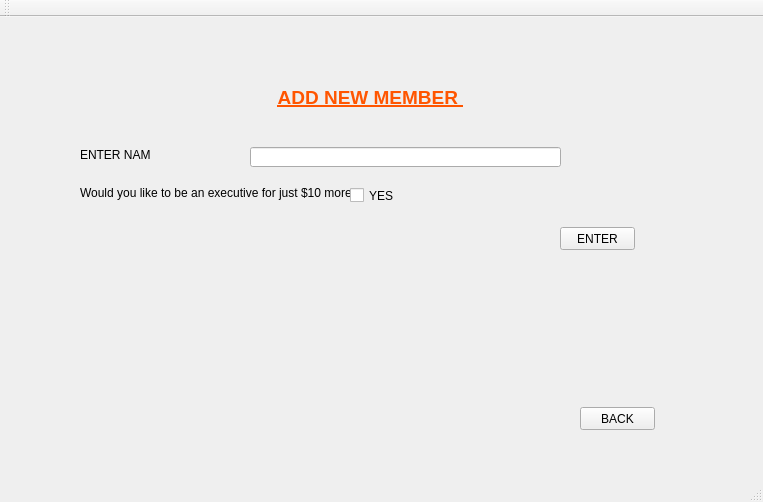
First picture: the form in Forms/mainwindow.ui, repository TheSoullessOne/Group-Project-1, before the edit.
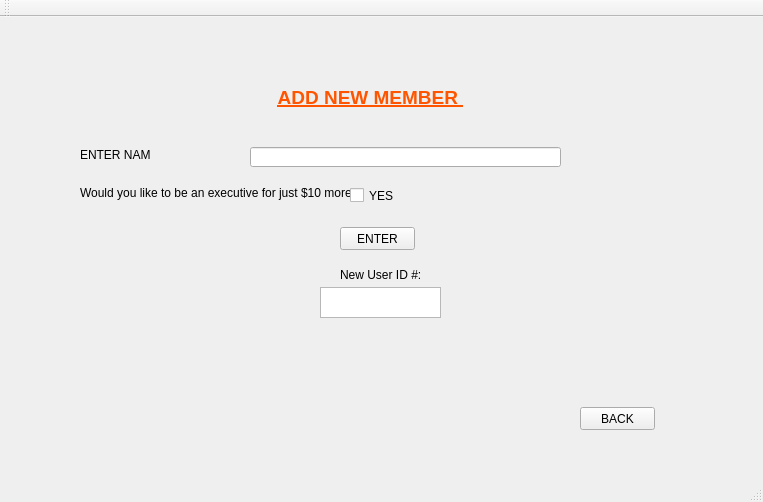
Second picture: the form after the edit.

The edit to the form file:
```diff
--- a/Forms/mainwindow.ui
+++ b/Forms/mainwindow.ui
@@ -1184,7 +1184,7 @@
      <widget class="QPushButton" name="enterButtonForAddMember">
       <property name="geometry">
        <rect>
-        <x>550</x>
+        <x>330</x>
         <y>200</y>
         <width>75</width>
         <height>23</height>
@@ -1194,6 +1194,29 @@
        <string>ENTER</string>
       </property>
      </widget>
+     <widget class="QTextBrowser" name="informUserID">
+      <property name="geometry">
+       <rect>
+        <x>310</x>
+        <y>260</y>
+        <width>121</width>
+        <height>31</height>
+       </rect>
+      </property>
+     </widget>
+     <widget class="QLabel" name="label_6">
+      <property name="geometry">
+       <rect>
+        <x>330</x>
+        <y>240</y>
+        <width>91</width>
+        <height>16</height>
+       </rect>
+      </property>
+      <property name="text">
+       <string>&lt;html&gt;&lt;head/&gt;&lt;body&gt;&lt;p&gt;New User ID #:&lt;/p&gt;&lt;/body&gt;&lt;/html&gt;</string>
+      </property>
+     </widget>
     </widget>
     <widget class="QWidget" name="ADD_ITEM">
      <widget class="QLabel" name="ADD_NEW_ITEM_TITLE">
```
